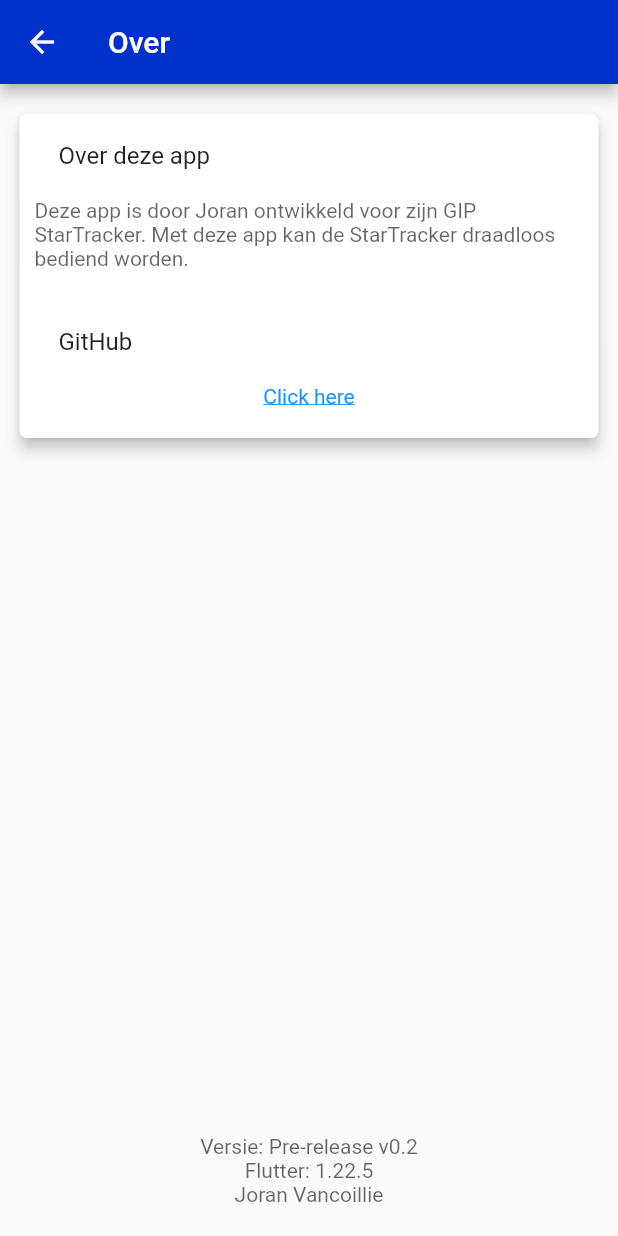
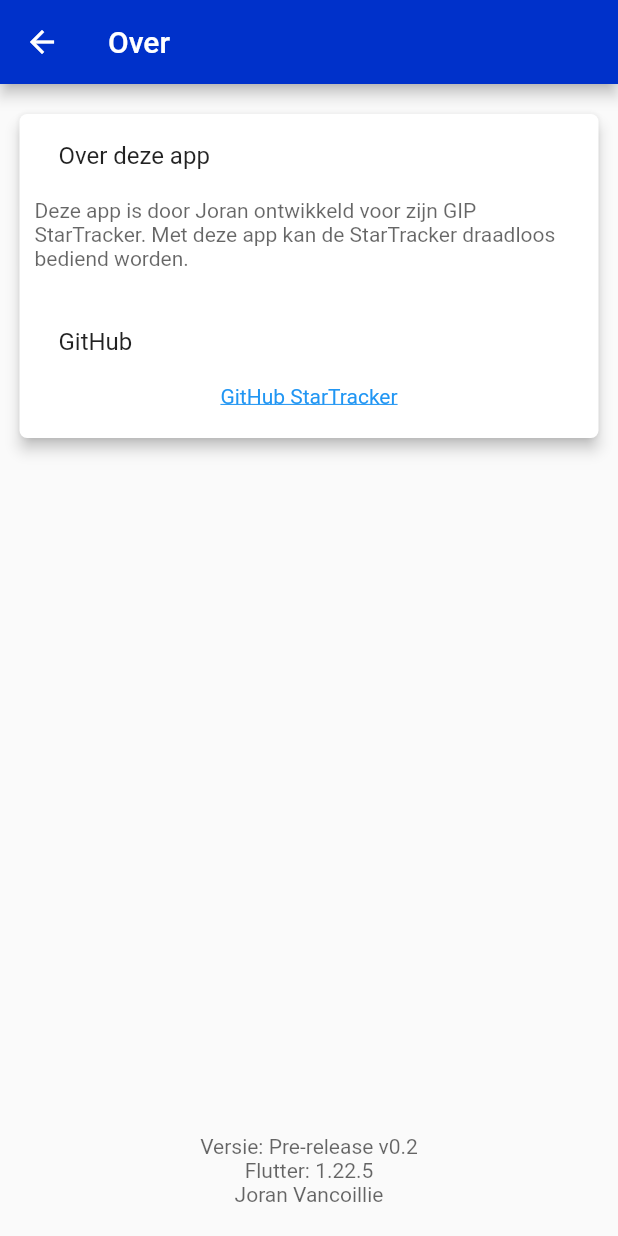
Before and after one commit to MrBananaPants/StarTracker, a Flutter app: the AboutPage screen opened directly, on a phone screen of 412 x 824 dp. Run offline on Flutter 3.47's test engine with Material 2 defaults, Android fonts, the phone set to English and light mode, and no system bars; missing offline and left inert: condition.

Commit message:
Update About page

```diff
--- a/lib/AboutPage.dart
+++ b/lib/AboutPage.dart
@@ -56,7 +56,7 @@ class MyAppState extends State<AboutPage> {
                         Padding(
                           padding: const EdgeInsets.fromLTRB(0, 0, 0, 20),
                           child: GestureDetector(
-                            child: Text("Click here",
+                            child: Text("GitHub StarTracker",
                                 style: TextStyle(
                                     decoration: TextDecoration.underline,
                                     color: Colors.blue)),
```
